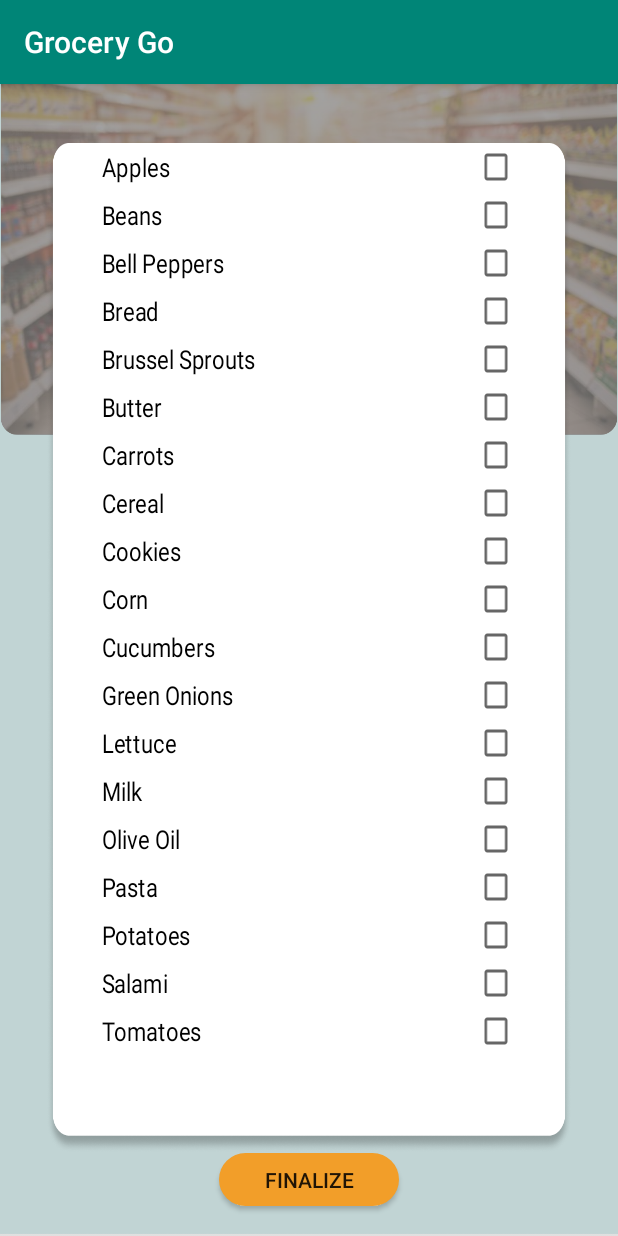
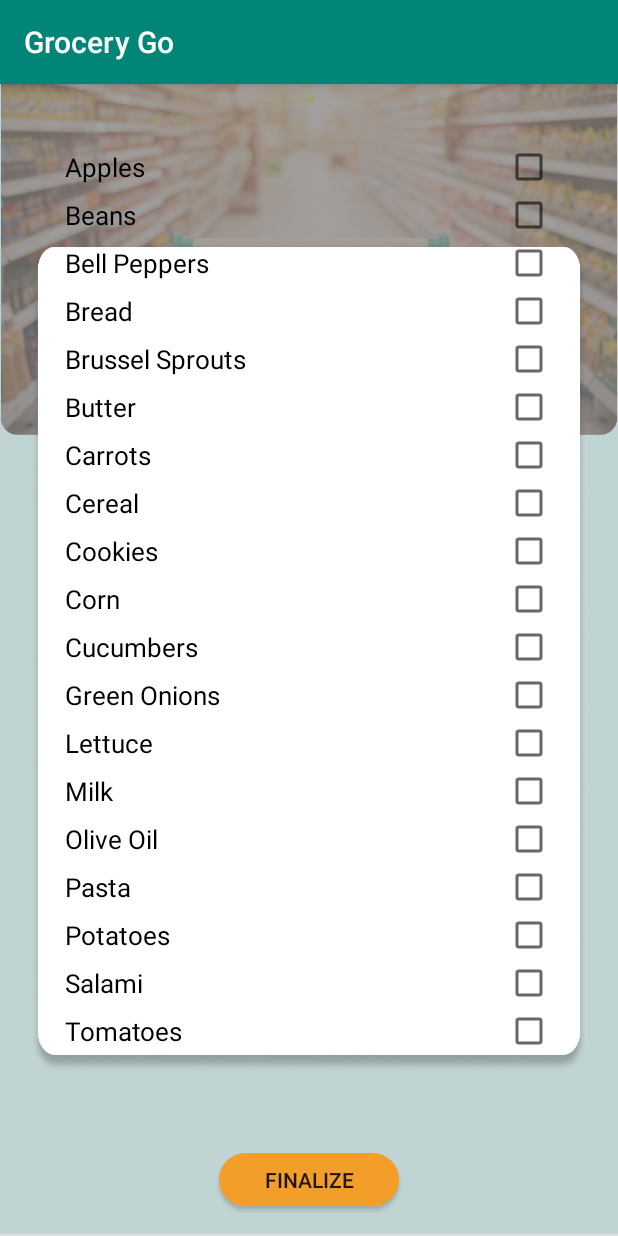
Before and after one commit to TheRealJessicaLi/GroceryGo, an Android app: the SelectGroceriesFragment screen opened directly, with no data from a screen before it, on a phone screen of 412 x 824 dp. Run offline under Robolectric (Android 15) with nearby library versions, the phone set to English and light mode, and no system bars.

Commit message:
less triggering

```diff
--- a/app/src/main/res/layout/fragment_select_groceries.xml
+++ b/app/src/main/res/layout/fragment_select_groceries.xml
@@ -21,14 +21,23 @@
             android:layout_alignParentTop="true"
             android:adjustViewBounds="true"/>
 
+    <ImageView
+            android:layout_width="match_parent"
+            android:layout_height="match_parent"
+            android:src="@drawable/shopping_rect"
+            android:layout_alignParentTop="true"
+            android:adjustViewBounds="true"
+            android:scaleX="0.9"
+            android:scaleY="1.2"/>
+
 
     <ScrollView
             android:layout_width="match_parent"
             android:layout_height="match_parent"
             android:layout_above="@+id/next_button"
-            android:layout_below="@id/header"
-            android:background="@drawable/select_rect"
-            android:scaleX="0.85">
+            android:layout_below="@id/header">
+            <!--android:background="@drawable/select_rect"-->
+            <!--android:scaleX="0.85">-->
 
         <LinearLayout
                 android:id="@+id/grocery_list_select"
```
